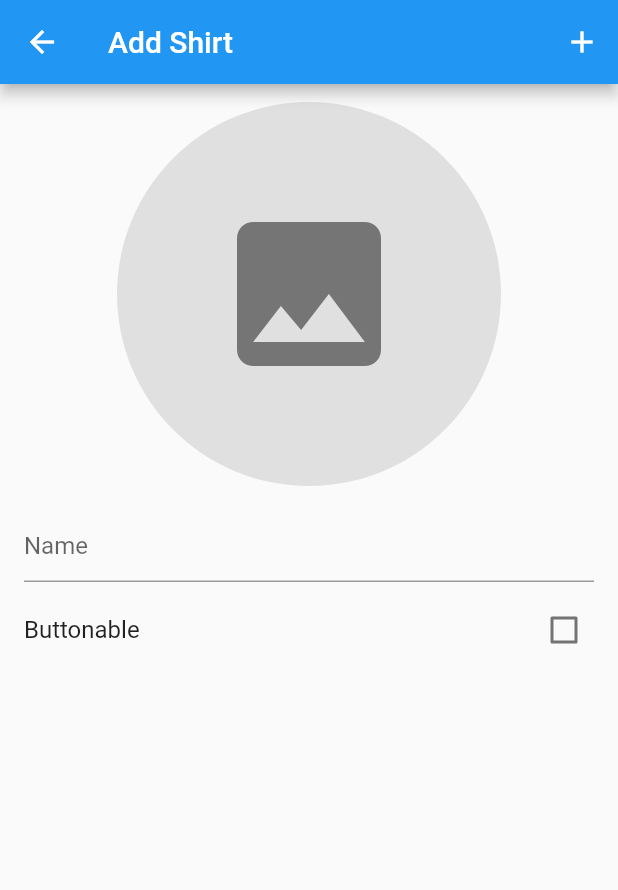
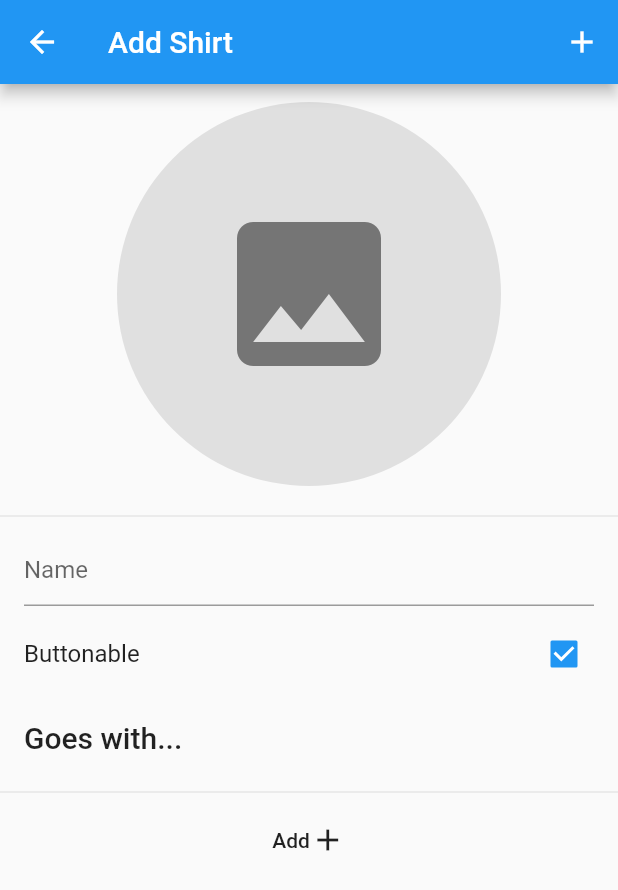
Before and after one commit to darthdie/dressr, a Flutter app: the AddShirtModal screen opened directly, after a tap on "Buttonable", on a phone screen of 412 x 824 dp. Shown: the top 890 px of the screen. Run offline on Flutter 3.47's test engine with Material 2 defaults, Android fonts, the phone set to English and light mode, and no system bars; our stand-ins replace built_collection, flutter_redux, font_awesome_flutter, image_picker, redux; missing offline and left inert: redux_persist, redux_persist_flutter; statements that could not run were skipped.

Commit message:
Added accessories and adding them to shirts.

```diff
--- a/lib/app_state.dart
+++ b/lib/app_state.dart
@@ -1,4 +1,5 @@
 import 'package:built_collection/built_collection.dart';
+import 'package:dressr/models/accessory.dart';
 import 'package:dressr/models/shirt.dart';
 import 'package:redux_persist/redux_persist.dart';
 
@@ -6,20 +7,30 @@ class AppState {
   AppState({
     BuiltList<Shirt> shirts,
     Shirt newShirt,
+    Accessory newAccessory,
+    BuiltList<Accessory> accessories,
   }):
     this.shirts = shirts ?? new BuiltList<Shirt>(),
-    this.newShirt = newShirt ?? new Shirt();
+    this.newShirt = newShirt ?? new Shirt(),
+    this.newAccessory = newAccessory ?? new Accessory(),
+    this.accessories = accessories ?? new BuiltList<Accessory>();
 
   final BuiltList<Shirt> shirts;
   final Shirt newShirt;
+  final Accessory newAccessory;
+  final BuiltList<Accessory> accessories;
 
   AppState copyWith({
     BuiltList<Shirt> shirts,
     Shirt newShirt,
+    Accessory newAccessory,
+    BuiltList<Accessory> accessories,
   }) {
     return new AppState(
       shirts: shirts ?? this.shirts,
       newShirt: newShirt ?? this.newShirt,
+      newAccessory: newAccessory ?? this.newAccessory,
+      accessories: accessories ?? this.accessories,
     );
   }
 
@@ -29,13 +40,15 @@ class AppState {
     }
 
     return new AppState(
-      shirts: new BuiltList((map['shirts'] ?? []).map((i) => new Shirt.fromJson(i)))
+      shirts: new BuiltList((map['shirts'] ?? []).map((i) => new Shirt.fromJson(i))),
+      accessories: new BuiltList((map['accessories'] ?? []).map((a) => new Accessory.fromJson(a)))
     );
   }
 
   Map toJson() {
     return {
-      'shirts': shirts.map((s) => s.toJson())
+      'shirts': shirts.map((s) => s.toJson()).toList(),
+      'accessories': accessories.map((a) => a.toJson()).toList()
     };
   }
 }
@@ -61,6 +74,33 @@ class UpdateNewShirtButtonable {
 class AddShirtAction {
 }
 
+class UpdateNewAccessoryImage {
+  UpdateNewAccessoryImage(this.image);
+
+  final String image;
+}
+
+class UpdateNewAccessoryName {
+  UpdateNewAccessoryName(this.name);
+
+  final String name;
+}
+
+class AddAccessoryAction {
+}
+
+class AddAccessoryToNewShirt {
+  AddAccessoryToNewShirt(this.id);
+
+  final String id;
+}
+
+class RemoveAccessoryToNewShirt {
+  RemoveAccessoryToNewShirt(this.id);
+
+  final String id;
+}
+
 AppState appStateReducer(AppState state, dynamic action) {
   if (action is PersistLoadedAction<AppState>) {
     return action.state ?? state;
@@ -78,6 +118,23 @@ AppState appStateReducer(AppState state, dynamic action) {
         shirts: state.shirts.rebuild((b) => b.add(state.newShirt)),
         newShirt: new Shirt()
       );
+    case UpdateNewAccessoryImage:
+      return state.copyWith(newAccessory: state.newAccessory.copyWith(image: action.image));
+    case UpdateNewAccessoryName:
+      return state.copyWith(newAccessory: state.newAccessory.copyWith(name: action.name));
+    case AddAccessoryAction:
+      return state.copyWith(
+        accessories: state.accessories.rebuild((b) => b.add(state.newAccessory)),
+        newAccessory: new Accessory()
+      );
+    case AddAccessoryToNewShirt:
+      return state.copyWith(
+        newShirt: state.newShirt.copyWith(accessories: state.newShirt.accessories.rebuild((b) => b..add(action.id)))
+      );
+    case RemoveAccessoryToNewShirt:
+      return state.copyWith(
+        newShirt: state.newShirt.copyWith(accessories: state.newShirt.accessories.rebuild((b) => b..remove(action.id)))
+      );
     default:
       return state;
   }
--- /dev/null
+++ b/lib/models/accessory.dart
@@ -0,0 +1,41 @@
+import 'package:uuid/uuid.dart';
+
+class Accessory {
+  Accessory({
+    String id,
+    this.name,
+    this.image,
+  }):
+    this.id = id ?? new Uuid().v4();
+
+  final String name;
+  final String image;
+  final String id;
+
+  Accessory copyWith({
+    String name,
+    String image,
+  }) {
+    return new Accessory(
+      id: id,
+      name: name ?? this.name,
+      image: image ?? this.image,
+    );
+  }
+
+  Map toJson() {
+    return {
+      'name': name,
+      'image': image,
+      'id': id
+    };
+  }
+
+  factory Accessory.fromJson(Map json) {
+    return new Accessory(
+      name: json['name'],
+      image: json['image'],
+      id: json['id'],
+    );
+  }
+}
--- a/lib/models/shirt.dart
+++ b/lib/models/shirt.dart
@@ -1,23 +1,31 @@
+import 'package:built_collection/built_collection.dart';
+
 class Shirt {
   Shirt({
     this.name,
     this.image,
-    this.buttonable,
-  });
+    bool buttonable,
+    BuiltList<String> accessories
+  }):
+    this.accessories = accessories ?? new BuiltList(),
+    this.buttonable = buttonable ?? false;
 
   final String name;
   final String image;
   final bool buttonable;
+  final BuiltList<String> accessories;
 
   Shirt copyWith({
     String name,
     String image,
     bool buttonable,
+    BuiltList<String> accessories,
   }) {
     return new Shirt(
       name: name ?? this.name,
       image: image ?? this.image,
-      buttonable: buttonable ?? this.buttonable
+      buttonable: buttonable ?? this.buttonable,
+      accessories: accessories ?? this.accessories
     );
   }
 
@@ -25,7 +33,8 @@ class Shirt {
     return {
       'name': name,
       'image': image,
-      'buttonable': buttonable
+      'buttonable': buttonable,
+      'accessories': accessories.toList(),
     };
   }
 
@@ -33,7 +42,8 @@ class Shirt {
     return new Shirt(
       name: json['name'],
       image: json['image'],
-      buttonable: json['buttonable']
+      buttonable: json['buttonable'],
+      accessories: new BuiltList(json['accessories'])
     );
   }
 }
--- a/lib/pages/add_shirt.dart
+++ b/lib/pages/add_shirt.dart
@@ -1,6 +1,10 @@
+import 'dart:async';
 import 'dart:io';
 
+import 'package:built_collection/built_collection.dart';
 import 'package:dressr/app_state.dart';
+import 'package:dressr/models/accessory.dart';
+import 'package:dressr/pages/add_accessory.dart';
 import 'package:flutter/material.dart';
 import 'package:flutter_redux/flutter_redux.dart';
 import 'package:redux/redux.dart';
@@ -61,32 +65,118 @@ class AddShirtModal extends StatelessWidget {
       },
       onSelected: (source) async {
         final image = await ImagePicker.pickImage(source: source);
+        if (image != null) {
           viewModel.updateImage(image.path);
+        }
       },
     );
   }
 
+  Future<String> showAddAccessory(BuildContext context, _AddShirtViewModel viewModel) {
+    return showModalBottomSheet<String>(
+      context: context,
+      builder: (context) {
+        return new StoreConnector<AppState, BuiltList<Accessory>>(
+          converter: (store) => new BuiltList(store.state.accessories.where((a) => !store.state.newShirt.accessories.contains(a.id))),
+          builder: (context, accessories) {
+            final accessoryWidgets = accessories.map((a) {
+              return new ListTile(
+                title: new Text(a.name),
+                leading: new CircleAvatar(
+                  backgroundImage: new FileImage(new File(a.image)),
+                  radius: 28.0
+                ),
+                onTap: () {
+                  Navigator.of(context).pop(a.id);
+                },
+              );
+            }).toList();
+
+            final addItemButton = new FlatButton(
+              child: new Row(
+                mainAxisAlignment: MainAxisAlignment.center,
+                children: <Widget>[
+                  const Text('Add New'),
+                  const Icon(Icons.add),
+                ]
+              ),
+              onPressed: () {
+                Navigator.push(context, new MaterialPageRoute(builder: (context) => new AddAccessoryModal()));
+              }
+            );
+
+            return new ListView(
+              children: <Widget>[
+                new ListTile(
+                  title: new Text('Accessories', style: Theme.of(context).textTheme.title),
+                  subtitle: new Text('${accessories.length} Accessories'),
+                )
+              ]
+              ..addAll(accessoryWidgets)
+              ..add(addItemButton)
+            );
+          },
+        );
+      }
+    );
+  }
+
   Widget _buildBody(BuildContext context, _AddShirtViewModel viewModel) {
+    final matchItems = viewModel.accessories.map((a) {
+      return new ListTile(
+        leading: new CircleAvatar(
+          backgroundImage: new FileImage(new File(a.image)),
+          radius: 28.0
+        ),
+        title: new Text(a.name),
+        trailing: new IconButton(
+          icon: new Icon(Icons.delete),
+          onPressed: () {
+            viewModel.removeAccessory(a.id);
+          },
+        ),
+      );
+    });
+
+    final addItemButton = new FlatButton(
+      child: new Row(
+        mainAxisAlignment: MainAxisAlignment.center,
+        children: <Widget>[
+          const Text('Add'),
+          const Icon(Icons.add),
+        ],
+      ),
+      onPressed: () async {
+        final id = await showAddAccessory(context, viewModel);
+        if (id != null) {
+          viewModel.addAccessory(id);
+        }
+      }
+    );
+
     return new Container(
       child: new ListView(
         children: <Widget>[
-          new Center(
-            child: _thumbnailWidget(context, viewModel),
-          ),
+          new Center(child: _thumbnailWidget(context, viewModel)),
+          const Divider(),
           new ListTile(
             title: new TextField(
               decoration: new InputDecoration(hintText: 'Name'),
-              onChanged: (value) {
-                viewModel.updateName(value);
-              },
+              onChanged: (value) => viewModel.updateName(value)
             ),
           ),
           new CheckboxListTile(
-            value: false,
+            value: viewModel.buttonable,
             title: const Text('Buttonable'),
             onChanged: (value) => viewModel.updateButtonable(value)
-          )
-        ],
+          ),
+          new ListTile(
+            title: Text('Goes with...', style: Theme.of(context).textTheme.title),
+          ),
+          const Divider(),
+        ]
+        ..addAll(matchItems)
+        ..add(addItemButton)
       ),
     );
   }
@@ -97,7 +187,9 @@ class AddShirtModal extends StatelessWidget {
       distinct: true,
       converter: (store) => _AddShirtViewModel.create(store),
       builder: (context, viewModel) {
-        final addShirtButton = new IconButton(
+        final addShirtButton = new Builder(
+          builder: (context) {
+            return new IconButton(
               icon: const Icon(Icons.add),
               onPressed: () {
                 final error = _validateNewShirt(viewModel);
@@ -109,6 +201,8 @@ class AddShirtModal extends StatelessWidget {
                   final snackBar = SnackBar(content: new Text(error));
                   Scaffold.of(context).showSnackBar(snackBar);
                 }
+              },
+            );
           },
         );
 
@@ -126,7 +220,7 @@ class AddShirtModal extends StatelessWidget {
   }
 
   String _validateNewShirt(_AddShirtViewModel viewModel) {
-    if (viewModel.image.isEmpty) {
+    if ((viewModel.image ?? '').isEmpty) {
       return 'Please select an image.';
     }
 
@@ -146,7 +240,10 @@ class _AddShirtViewModel {
     this.updateImage,
     this.updateName,
     this.updateButtonable,
-    this.addShirt
+    this.addShirt,
+    this.accessories,
+    this.addAccessory,
+    this.removeAccessory,
   });
 
   final String name;
@@ -156,16 +253,22 @@ class _AddShirtViewModel {
   final UpdateNameCallback updateName;
   final UpdateButtonableCallback updateButtonable;
   final Function addShirt;
+  final BuiltList<Accessory> accessories;
+  final AddAccessoryToShirtCallback addAccessory;
+  final RemoveAccessoryToShirtCallback removeAccessory;
 
   factory _AddShirtViewModel.create(Store<AppState> store) {
     return new _AddShirtViewModel(
       name: store.state.newShirt.name,
       image: store.state.newShirt.image,
       buttonable: store.state.newShirt.buttonable,
+      accessories: new BuiltList<Accessory>(store.state.accessories.where((a) => store.state.newShirt.accessories.contains(a.id))),
       updateImage: (image) => store.dispatch(new UpdateNewShirtImage(image)),
       updateName: (name) => store.dispatch(new UpdateNewShirtName(name)),
       updateButtonable: (buttonable) => store.dispatch(new UpdateNewShirtButtonable(buttonable)),
-      addShirt: () => store.dispatch(new AddShirtAction())
+      addShirt: () => store.dispatch(new AddShirtAction()),
+      addAccessory: (id) => store.dispatch(new AddAccessoryToNewShirt(id)),
+      removeAccessory: (id) => store.dispatch(new RemoveAccessoryToNewShirt(id)),
     );
   }
 
@@ -175,15 +278,19 @@ class _AddShirtViewModel {
     o is _AddShirtViewModel &&
     name == o.name &&
     image == o.image &&
-    buttonable == o.buttonable;
+    buttonable == o.buttonable &&
+    accessories == o.accessories;
 
   @override
   int get hashCode =>
     name.hashCode ^
     image.hashCode ^
-    buttonable.hashCode;
+    buttonable.hashCode ^
+    accessories.hashCode;
 }
 
 typedef UpdateImageCallback = Function(String);
 typedef UpdateNameCallback = Function(String);
 typedef UpdateButtonableCallback = Function(bool);
+typedef AddAccessoryToShirtCallback = Function(String);
+typedef RemoveAccessoryToShirtCallback = Function(String);
--- a/pubspec.yaml
+++ b/pubspec.yaml
@@ -14,9 +14,9 @@ dependencies:
   font_awesome_flutter: "^7.1.0"
   image_picker: "^0.4.5"
 
-  path_provider: "^0.4.1"
   redux_persist_flutter: 0.6.0-rc.1
   redux_persist: 0.7.0-rc.2
+  uuid: 1.0.0
 
 dev_dependencies:
   flutter_test:
```
Also changed, not shown: lib/pages/add_accessory.dart (added, +174 -0 lines), pubspec.lock. Lines whose indentation alone changed are shown as unchanged.
